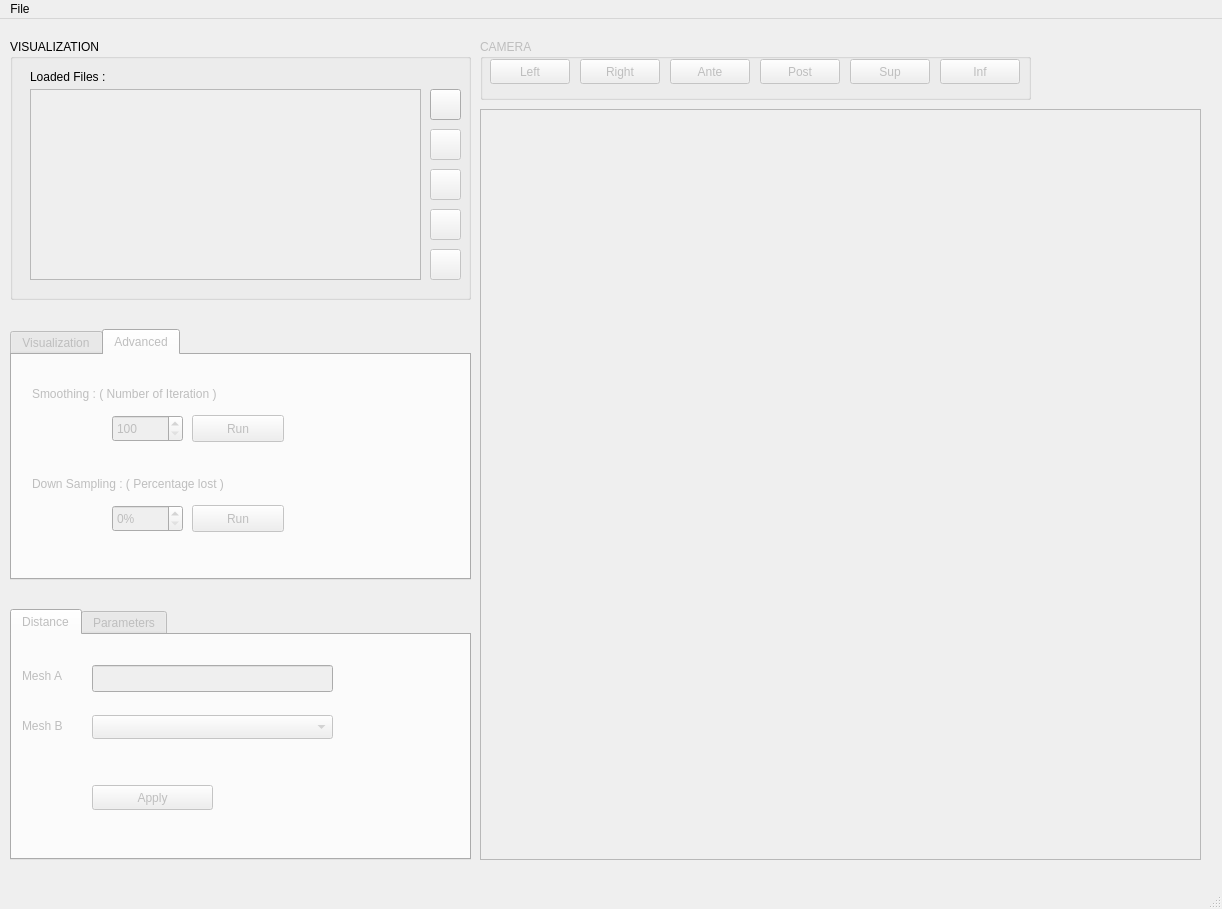
Qt form meshMetricGui.ui (juliettepera/distance) before a commit.
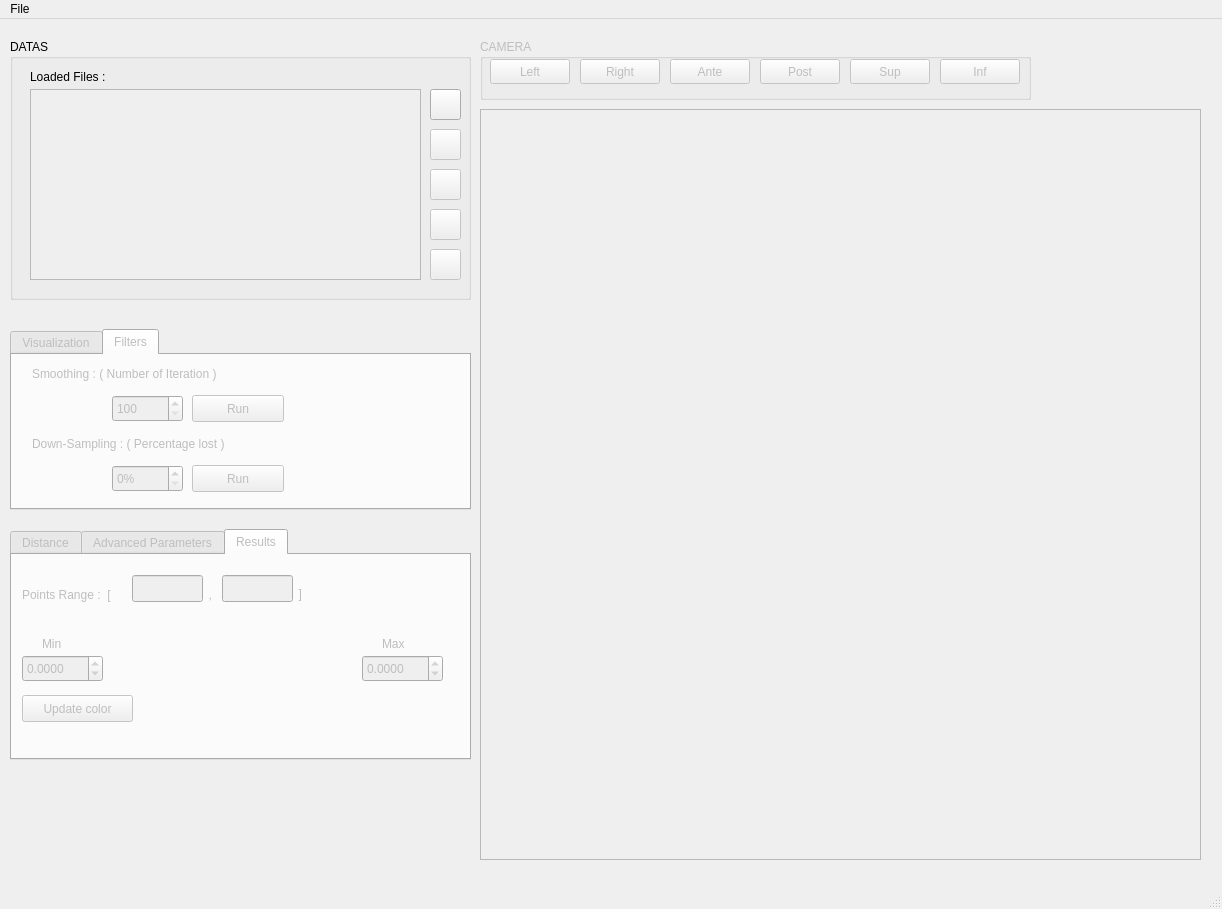
The same form after that commit. The open tabs and pages were chosen to show the change. Custom widgets are drawn as their Qt base class.

Commit message: ENH: add color bar and check/uncheck visibility

```diff
--- a/meshMetricGui.ui
+++ b/meshMetricGui.ui
@@ -45,7 +45,7 @@
      </rect>
     </property>
     <property name="title">
-     <string>VISUALIZATION</string>
+     <string>DATAS</string>
     </property>
     <widget class="QLabel" name="labelLoaded">
      <property name="geometry">
@@ -328,7 +328,7 @@
       <x>10</x>
       <y>310</y>
       <width>461</width>
-      <height>251</height>
+      <height>181</height>
      </rect>
     </property>
     <property name="tabPosition">
@@ -494,13 +494,13 @@
     </widget>
     <widget class="QWidget" name="tabSmoothing">
      <attribute name="title">
-      <string>Advanced</string>
+      <string>Filters</string>
      </attribute>
      <widget class="QLabel" name="labelSmoothing">
       <property name="geometry">
        <rect>
         <x>20</x>
-        <y>30</y>
+        <y>10</y>
         <width>241</width>
         <height>17</height>
        </rect>
@@ -513,20 +513,20 @@
       <property name="geometry">
        <rect>
         <x>20</x>
-        <y>120</y>
+        <y>80</y>
         <width>241</width>
         <height>17</height>
        </rect>
       </property>
       <property name="text">
-       <string>Down Sampling : ( Percentage lost )</string>
+       <string>Down-Sampling : ( Percentage lost )</string>
       </property>
      </widget>
      <widget class="QPushButton" name="pushButtonRunDecimate">
       <property name="geometry">
        <rect>
         <x>180</x>
-        <y>150</y>
+        <y>110</y>
         <width>92</width>
         <height>27</height>
        </rect>
@@ -539,7 +539,7 @@
       <property name="geometry">
        <rect>
         <x>100</x>
-        <y>150</y>
+        <y>110</y>
         <width>71</width>
         <height>27</height>
        </rect>
@@ -564,7 +564,7 @@
       <property name="geometry">
        <rect>
         <x>180</x>
-        <y>60</y>
+        <y>40</y>
         <width>92</width>
         <height>27</height>
        </rect>
@@ -577,7 +577,7 @@
       <property name="geometry">
        <rect>
         <x>100</x>
-        <y>60</y>
+        <y>40</y>
         <width>71</width>
         <height>27</height>
        </rect>
@@ -601,13 +601,13 @@
     <property name="geometry">
      <rect>
       <x>10</x>
-      <y>590</y>
+      <y>510</y>
       <width>461</width>
-      <height>251</height>
+      <height>231</height>
      </rect>
     </property>
     <property name="currentIndex">
-     <number>0</number>
+     <number>2</number>
     </property>
     <widget class="QWidget" name="tabDistance">
      <attribute name="title">
@@ -642,8 +642,8 @@
      <widget class="QPushButton" name="pushButtonApply">
       <property name="geometry">
        <rect>
-        <x>80</x>
-        <y>150</y>
+        <x>10</x>
+        <y>160</y>
         <width>121</width>
         <height>25</height>
        </rect>
@@ -681,7 +681,7 @@
     </widget>
     <widget class="QWidget" name="tabParameters">
      <attribute name="title">
-      <string>Parameters</string>
+      <string>Advanced Parameters</string>
      </attribute>
      <widget class="QLabel" name="labelMinSampFreq">
       <property name="geometry">
@@ -765,6 +765,190 @@
       </property>
      </widget>
     </widget>
+    <widget class="QWidget" name="tabColor">
+     <property name="contextMenuPolicy">
+      <enum>Qt::PreventContextMenu</enum>
+     </property>
+     <property name="whatsThis">
+      <string/>
+     </property>
+     <property name="accessibleName">
+      <string/>
+     </property>
+     <attribute name="title">
+      <string>Results</string>
+     </attribute>
+     <widget class="QPushButton" name="pushButtonUpdateColor">
+      <property name="geometry">
+       <rect>
+        <x>10</x>
+        <y>140</y>
+        <width>111</width>
+        <height>27</height>
+       </rect>
+      </property>
+      <property name="text">
+       <string>Update color</string>
+      </property>
+     </widget>
+     <widget class="QLabel" name="labelRange_3">
+      <property name="geometry">
+       <rect>
+        <x>280</x>
+        <y>30</y>
+        <width>21</width>
+        <height>17</height>
+       </rect>
+      </property>
+      <property name="text">
+       <string>  ]</string>
+      </property>
+     </widget>
+     <widget class="QLabel" name="labelRange_2">
+      <property name="geometry">
+       <rect>
+        <x>190</x>
+        <y>30</y>
+        <width>16</width>
+        <height>20</height>
+       </rect>
+      </property>
+      <property name="text">
+       <string>  ,</string>
+      </property>
+     </widget>
+     <widget class="QLabel" name="labelRange">
+      <property name="geometry">
+       <rect>
+        <x>10</x>
+        <y>30</y>
+        <width>111</width>
+        <height>20</height>
+       </rect>
+      </property>
+      <property name="text">
+       <string>Points Range :  [</string>
+      </property>
+     </widget>
+     <widget class="QLineEdit" name="lineEditMin">
+      <property name="geometry">
+       <rect>
+        <x>120</x>
+        <y>20</y>
+        <width>71</width>
+        <height>27</height>
+       </rect>
+      </property>
+      <property name="text">
+       <string/>
+      </property>
+      <property name="alignment">
+       <set>Qt::AlignCenter</set>
+      </property>
+      <property name="readOnly">
+       <bool>true</bool>
+      </property>
+     </widget>
+     <widget class="QLineEdit" name="lineEditMax">
+      <property name="geometry">
+       <rect>
+        <x>210</x>
+        <y>20</y>
+        <width>71</width>
+        <height>27</height>
+       </rect>
+      </property>
+      <property name="text">
+       <string/>
+      </property>
+      <property name="alignment">
+       <set>Qt::AlignCenter</set>
+      </property>
+      <property name="readOnly">
+       <bool>true</bool>
+      </property>
+     </widget>
+     <widget class="QDoubleSpinBox" name="doubleSpinBoxMin">
+      <property name="geometry">
+       <rect>
+        <x>10</x>
+        <y>100</y>
+        <width>81</width>
+        <height>27</height>
+       </rect>
+      </property>
+      <property name="decimals">
+       <number>4</number>
+      </property>
+      <property name="minimum">
+       <double>-99.989999999999995</double>
+      </property>
+      <property name="singleStep">
+       <double>0.010000000000000</double>
+      </property>
+     </widget>
+     <widget class="QDoubleSpinBox" name="doubleSpinBoxMax">
+      <property name="geometry">
+       <rect>
+        <x>350</x>
+        <y>100</y>
+        <width>81</width>
+        <height>27</height>
+       </rect>
+      </property>
+      <property name="decimals">
+       <number>4</number>
+      </property>
+      <property name="minimum">
+       <double>-99.989999999999995</double>
+      </property>
+      <property name="singleStep">
+       <double>0.010000000000000</double>
+      </property>
+     </widget>
+     <widget class="ColormapWidget" name="widgetColor" native="true">
+      <property name="geometry">
+       <rect>
+        <x>110</x>
+        <y>80</y>
+        <width>238</width>
+        <height>40</height>
+       </rect>
+      </property>
+      <property name="sizePolicy">
+       <sizepolicy hsizetype="Expanding" vsizetype="Expanding">
+        <horstretch>0</horstretch>
+        <verstretch>0</verstretch>
+       </sizepolicy>
+      </property>
+     </widget>
+     <widget class="QLabel" name="label">
+      <property name="geometry">
+       <rect>
+        <x>30</x>
+        <y>80</y>
+        <width>31</width>
+        <height>17</height>
+       </rect>
+      </property>
+      <property name="text">
+       <string>Min</string>
+      </property>
+     </widget>
+     <widget class="QLabel" name="label_2">
+      <property name="geometry">
+       <rect>
+        <x>370</x>
+        <y>80</y>
+        <width>31</width>
+        <height>17</height>
+       </rect>
+      </property>
+      <property name="text">
+       <string>Max</string>
+      </property>
+     </widget>
+    </widget>
    </widget>
   </widget>
   <widget class="QStatusBar" name="statusbar"/>
@@ -831,6 +1015,14 @@
    </property>
   </action>
  </widget>
+ <customwidgets>
+  <customwidget>
+   <class>ColormapWidget</class>
+   <extends>QWidget</extends>
+   <header location="global">ColormapWidget.h</header>
+   <container>1</container>
+  </customwidget>
+ </customwidgets>
  <resources/>
  <connections/>
 </ui>
```
Left out of the diff: 86 changed lines with no effect on the pictures. The commit also changes 15 other files.
